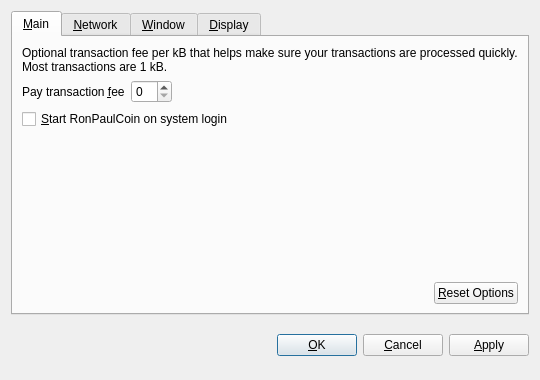
This is src/qt/forms/optionsdialog.ui in micryon/GPUcoin as Qt 5 draws it before an edit. The edited form follows.
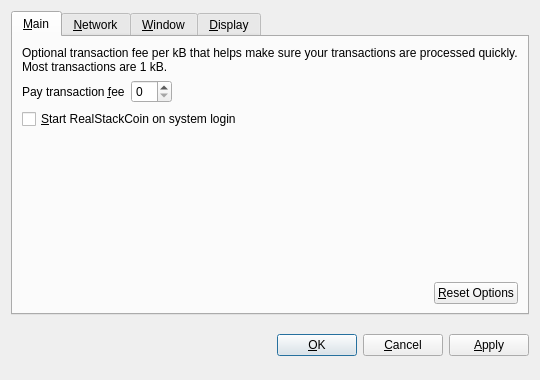
This is the edited form. Custom widgets are drawn as their Qt base class.

```diff
--- a/src/qt/forms/optionsdialog.ui
+++ b/src/qt/forms/optionsdialog.ui
@@ -82,7 +82,7 @@
           <string>Automatically start RonPaulCoin after logging in to the system.</string>
          </property>
          <property name="text">
-          <string>&amp;Start RonPaulCoin on system login</string>
+          <string>&amp;Start RealStackCoin on system login</string>
          </property>
         </widget>
        </item>
```
Left out of the diff: 10 changed lines with no effect on the pictures.
